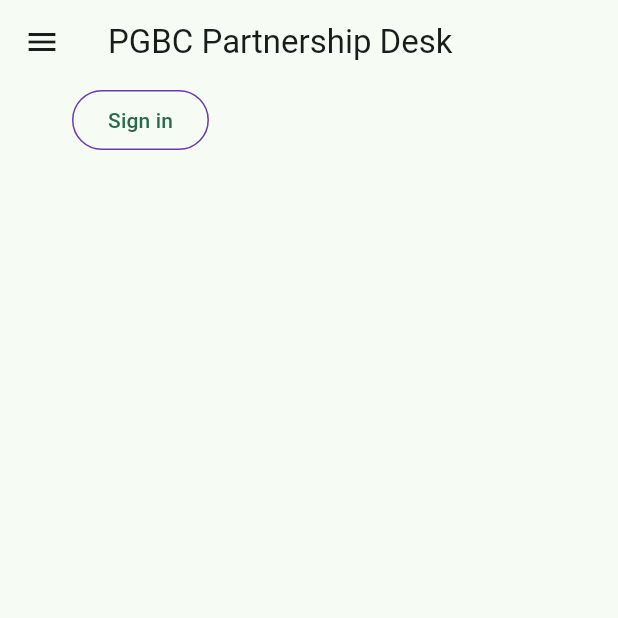
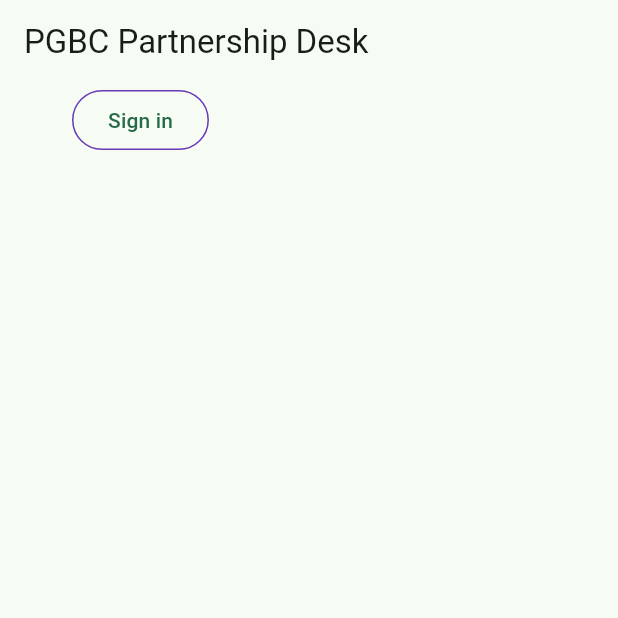
Before and after one commit to Lafalasidosi/pgbc-partnership-desk, a Flutter app: the screen it shows after launch, on a phone screen of 412 x 824 dp, the top half of it. Run offline on Flutter 3.47's test engine with Material 3 defaults, Android fonts, the phone set to English and light mode, and no system bars; our stand-ins replace cloud_firestore, firebase_auth, firebase_core, go_router; missing offline and left inert: firebase_ui_auth; accounts and stored records are empty.

Commit message:
remove unnecessary Drawer and comment

```diff
--- a/lib/home_page.dart
+++ b/lib/home_page.dart
@@ -15,20 +15,6 @@ class HomePage extends StatelessWidget {
   Widget build(BuildContext context) {
     return Scaffold(
       appBar: AppBar(title: const Text('PGBC Partnership Desk')),
-      drawer: Drawer(
-        child: ListView(
-          padding: EdgeInsets.zero,
-          children: [
-            const DrawerHeader(child: Text('Main Menu')),
-            ListTile(
-              title: Text('Schedule'),
-              onTap: () {
-                context.pushReplacement('/schedule');
-              },
-            ),
-          ],
-        ),
-      ),
       body: Column(
         children: <Widget>[
           Consumer<ApplicationState>(
--- a/lib/main.dart
+++ b/lib/main.dart
@@ -29,7 +29,6 @@ class MyApp extends StatelessWidget {
       theme: ThemeData(
         colorScheme: ColorScheme.fromSeed(seedColor: Colors.greenAccent),
       ),
-      //home: const MyHomePage(title: "PGBC Partnership Desk"),
       routerConfig: _router,
     );
   }
```
